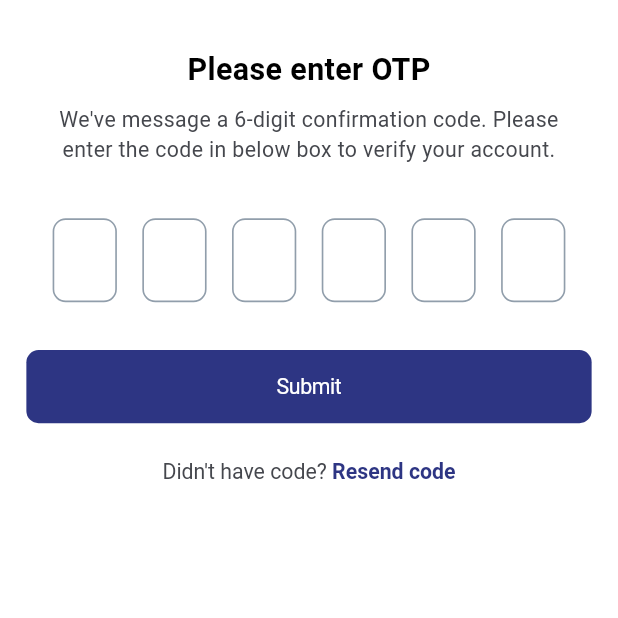
After one commit to bijaya143/echallan-mobile, a Flutter app: the VerifyRegisterOtpView screen opened by its route, on a phone screen of 412 x 824 dp, the top half of it. The commit adds this screen. Run offline on Flutter 3.47's test engine with Material 3 defaults, Android fonts, the phone set to English and light mode, and no system bars; our stand-ins replace bloc, dio, flutter_bloc, flutter_screenutil, flutter_svg, fluttertoast and 5 more; missing offline and left inert: fresh_dio, qr_code_scanner; Roboto replaces fonts that are missing (PublicSans-Regular); statements that could not run were skipped.

Commit message:
fix navigation problem

```diff
--- /dev/null
+++ b/lib/feature/auth_user/otp/view/screen/verify_register_otp_view.dart
@@ -0,0 +1,234 @@
+import 'package:echalan/core/extensions/pop_extension.dart';
+import 'package:echalan/core/imports/ui_imports.dart';
+import 'package:echalan/route/app_route.dart';
+import 'package:echalan/widgets/app_button.dart';
+import 'package:flutter/services.dart';
+
+class VerifyRegisterOtpView extends StatefulWidget {
+  const VerifyRegisterOtpView({
+    super.key,
+    this.isFromRegisterScreen = false,
+  });
+
+  final bool isFromRegisterScreen;
+  @override
+  State<VerifyRegisterOtpView> createState() => _VerifyRegisterOtpViewState();
+}
+
+class _VerifyRegisterOtpViewState extends State<VerifyRegisterOtpView> {
+  final OtpForm _otpForm = OtpForm();
+
+  @override
+  void initState() {
+    super.initState();
+  }
+
+  @override
+  Widget build(BuildContext context) {
+    return PopScope(
+      canPop: false,
+      onPopInvoked: (value) {
+        if (value) {}
+      },
+      child: Scaffold(
+        body: SafeArea(
+          child: Column(
+            children: [
+              Expanded(
+                child: Padding(
+                  padding: EdgeInsets.symmetric(horizontal: 16.w),
+                  child: Column(
+                    children: [
+                      Expanded(
+                        child: SingleChildScrollView(
+                          child: Column(
+                            mainAxisSize: MainAxisSize.min,
+                            children: [
+                              32.verticalSpace,
+                              _buildTitle(),
+                              8.verticalSpace,
+                              _buildSubtitle(),
+                              36.verticalSpace,
+                              _otpForm,
+                              32.verticalSpace,
+                              _buildVerifyButton(context),
+                              24.verticalSpace,
+                              _buildResendCodeText(),
+                            ],
+                          ),
+                        ),
+                      ),
+                      // Padding(
+                      //   padding: EdgeInsets.only(bottom: 24.h),
+                      //   child:
+                      // ),
+                    ],
+                  ),
+                ),
+              ),
+            ],
+          ),
+        ),
+      ),
+    );
+  }
+
+  Widget _buildTitle() {
+    return Text(
+      'Please enter OTP',
+      style: TextStyle(
+        fontSize: 20.sp,
+        fontWeight: FontWeight.w700,
+        color: ColorConstants.textColor,
+      ),
+    );
+  }
+
+  Widget _buildSubtitle() {
+    return Padding(
+      padding: EdgeInsets.symmetric(
+        horizontal: 18.w,
+      ),
+      child: Text(
+        'We\'ve message a 6-digit confirmation code. Please enter the code in below box to verify your account.',
+        textAlign: TextAlign.center,
+        style: TextStyle(
+          fontSize: 14.sp,
+          fontWeight: FontWeight.w400,
+          color: ColorConstants.disabledTextColor,
+        ),
+      ),
+    );
+  }
+
+  String _formatPhoneNumber(String phoneNumber) {
+    if (phoneNumber.length < 10) return phoneNumber; // Handle short numbers
+    return '${phoneNumber.substring(0, 5)} ****${phoneNumber.substring(phoneNumber.length - 2)}';
+  }
+
+  Widget _buildResendCodeText() {
+    return RichText(
+      text: TextSpan(
+        text: "Didn't have code? ",
+        style: TextStyle(
+          fontSize: 14.sp,
+          fontWeight: FontWeight.w400,
+          color: ColorConstants.disabledTextColor,
+        ),
+        children: [
+          TextSpan(
+            text: 'Resend code',
+            style: TextStyle(
+              fontSize: 14.sp,
+              fontWeight: FontWeight.w600,
+              color: ColorConstants.primaryColor,
+            ),
+          ),
+        ],
+      ),
+    );
+  }
+
+  Widget _buildVerifyButton(BuildContext context) {
+    return AppButton(
+      onPressed: () async {
+        if (widget.isFromRegisterScreen) {
+          context.popTimes(2);
+        } else {
+          await Navigator.pushNamed(
+            context,
+            AppRouter.authUserDashboardScreen,
+          );
+        }
+      },
+      text: 'Submit',
+    );
+  }
+}
+
+class OtpForm extends StatelessWidget {
+  OtpForm({super.key});
+
+  final List<TextEditingController> controllers = List.generate(
+    6,
+    (index) => TextEditingController(),
+  );
+
+  // Add focus nodes
+  final List<FocusNode> _focusNodes = List.generate(
+    6,
+    (index) => FocusNode(),
+  );
+
+  String getOtpValue() {
+    return controllers.map((c) => c.text).join();
+  }
+
+  @override
+  Widget build(BuildContext context) {
+    return Form(
+      child: Row(
+        mainAxisAlignment: MainAxisAlignment.spaceEvenly,
+        children:
+            List.generate(6, (index) => _buildOtpTextField(context, index)),
+      ),
+    );
+  }
+
+  Widget _buildOtpTextField(BuildContext context, int index) {
+    return Container(
+      width: 38.w,
+      height: 54.h,
+      decoration: ShapeDecoration(
+        color: ColorConstants.backgroundColor,
+        shape: RoundedRectangleBorder(
+          side: BorderSide(
+            width: 1.w,
+            strokeAlign: BorderSide.strokeAlignCenter,
+            color: ColorConstants.disableTextFieldOutlineColor,
+          ),
+          borderRadius: BorderRadius.circular(8.r),
+        ),
+      ),
+      child: Center(
+        child: TextFormField(
+          controller: controllers[index],
+          focusNode: _focusNodes[index],
+          keyboardType: TextInputType.number,
+          onChanged: (pin) {
+            if (pin.length == 1 && index < 5) {
+              _focusNodes[index + 1].requestFocus();
+            } else if (pin.isEmpty && index > 0) {
+              _focusNodes[index - 1].requestFocus();
+            } else {
+              _focusNodes[index].unfocus();
+            }
+
+            // final otp = getOtpValue();
+            // context.read<ForgetPasswordCubit>().updateOtpCompletion(otp);
+          },
+          onTapOutside: (_) => FocusScope.of(context).unfocus(),
+          onTap: () {
+            controllers[index].selection = TextSelection.fromPosition(
+              TextPosition(offset: controllers[index].text.length),
+            );
+          },
+          textInputAction:
+              index == 5 ? TextInputAction.done : TextInputAction.next,
+          inputFormatters: [
+            LengthLimitingTextInputFormatter(1),
+            FilteringTextInputFormatter.digitsOnly,
+          ],
+          style: Theme.of(context).textTheme.titleLarge,
+          textAlign: TextAlign.center,
+          decoration: const InputDecoration(
+            hintStyle: TextStyle(color: Color(0xFF757575)),
+            // Minimize decoration to reduce rebuild
+            border: InputBorder.none,
+            contentPadding: EdgeInsets.zero,
+          ),
+        ),
+      ),
+    );
+  }
+}
--- a/lib/feature/auth_user/sign_up/logic/sign_up_cubit.dart
+++ b/lib/feature/auth_user/sign_up/logic/sign_up_cubit.dart
@@ -126,7 +126,7 @@ class SignUpCubit extends Cubit<SignUpState> {
       // Navigate to the otp screen
       await Navigator.pushReplacementNamed(
         context,
-        AppRouter.otpScreen,
+        AppRouter.verifyRegisterOtpScreen,
       );
     } on ApiException catch (e) {
       emit(state.copyWith(
--- a/lib/route/app_route.dart
+++ b/lib/route/app_route.dart
@@ -12,6 +12,7 @@ import 'package:echalan/feature/auth_user/new_password/view/auth_user_create_new
 import 'package:echalan/feature/auth_user/notification/presentation/view/notification_base_view.dart';
 import 'package:echalan/feature/auth_user/otp/view/otp_base_view.dart';
 import 'package:echalan/feature/auth_user/otp/view/screen/request_otp_base_screen.dart';
+import 'package:echalan/feature/auth_user/otp/view/screen/verify_register_otp_view.dart';
 import 'package:echalan/feature/auth_user/sign_in/view/sign_in_base_view.dart';
 import 'package:echalan/feature/auth_user/sign_up/view/register_base_view.dart';
 import 'package:echalan/feature/guest/find_chalan/presentation/view/find_chalan_form.dart';
@@ -53,6 +54,7 @@ class AppRouter {
   static const String signInScreen = '/signInScreen';
   static const String registerScreen = '/registerScreen';
   static const String otpScreen = '/otpScreen';
+  static const String verifyRegisterOtpScreen = '/verifyRegisterOtpScreen';
   static const String requestOtpScreen = '/requestOtpScreen';
   static const String authUserCreateNewPasswordScreen =
       '/authUserCreateNewPasswordScreen';
@@ -180,6 +182,11 @@ class AppRouter {
           builder: (_) => const OtpBaseView(),
         );
 
+      case verifyRegisterOtpScreen:
+        return MaterialPageRoute(
+          builder: (_) => const VerifyRegisterOtpView(),
+        );
+
       case authUserCreateNewPasswordScreen:
         return MaterialPageRoute(
           builder: (_) => const AuthUserCreateNewPasswordScreen(),
```
